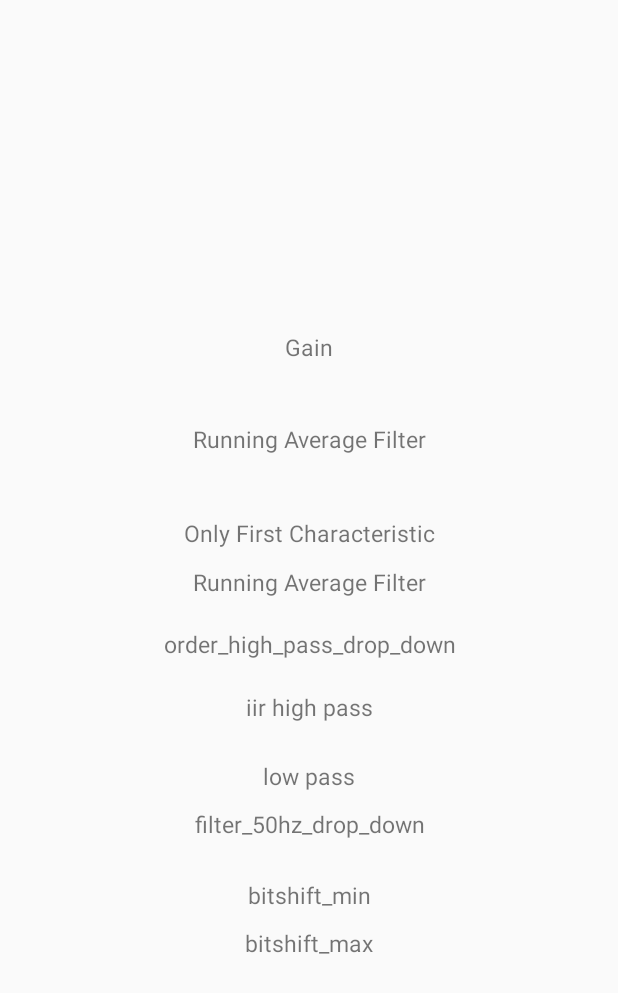
After one commit to adrocampos/EEG-Droid, an Android app: the layout traum_config_popup.xml on its own in the app's theme, with its tools: preview values and no code run, on a phone screen of 412 x 824 dp. The commit adds this screen. Shown: the top 993 px of the screen. Run offline under Robolectric (Android 15) with nearby library versions, the phone set to English and light mode, and no system bars.

Commit message:
Pressing Settings Opens a Popup Window with placeholder text

```diff
--- a/app/src/main/java/de/uni_osnabrueck/ikw/eegdroid/Record.java
+++ b/app/src/main/java/de/uni_osnabrueck/ikw/eegdroid/Record.java
@@ -11,15 +11,18 @@ import android.content.Intent;
 import android.content.IntentFilter;
 import android.content.ServiceConnection;
 import android.graphics.Color;
+import android.graphics.Rect;
 import android.os.Bundle;
 import android.os.Handler;
 import android.os.IBinder;
 import android.util.Log;
+import android.view.Gravity;
 import android.view.LayoutInflater;
 import android.view.Menu;
 import android.view.MenuItem;
 import android.view.View;
 import android.view.ViewStub;
+import android.view.Window;
 import android.widget.AdapterView;
 import android.widget.ArrayAdapter;
 import android.widget.CheckBox;
@@ -27,6 +30,8 @@ import android.widget.CompoundButton;
 import android.widget.EditText;
 import android.widget.ImageButton;
 import android.widget.LinearLayout;
+import android.widget.PopupMenu;
+import android.widget.PopupWindow;
 import android.widget.RelativeLayout;
 import android.widget.Spinner;
 import android.widget.TextView;
@@ -142,6 +147,10 @@ public class Record extends AppCompatActivity {
             if (mBluetoothLeService != null) mBluetoothLeService = null;
         }
     };
+
+    private AlertDialog.Builder dialogBuilder;
+    private AlertDialog dialog;
+
     private int selectedScale;
     private byte selectedScaleB = 0b00000000;
     private boolean recording = false;
@@ -636,6 +645,8 @@ public class Record extends AppCompatActivity {
             TraumschreiberService.initiateCentering();
         }
 
+        if (id==R.id.traumConfig) showTraumConfigMenu();
+
         return super.onOptionsItemSelected(item);
     }
 
@@ -677,6 +688,24 @@ public class Record extends AppCompatActivity {
         byte[] descVal = descriptor.getValue();
         String descValS = (descVal==BluetoothGattDescriptor.DISABLE_NOTIFICATION_VALUE) ? "NOTIFICATIONS DISABLED" : "NOTIFICATIONS ENABLED";
         Log.d(TAG, "Characteristic " + cId + " DESCRIPTOR VALUE: " + descValS);
+    }
+
+    public void showTraumConfigMenu(){
+
+        Rect displayRectangle = new Rect();
+        Window window = this.getWindow();
+        window.getDecorView().getWindowVisibleDisplayFrame(displayRectangle);
+
+        View traumConfigView = getLayoutInflater().inflate(R.layout.traum_config_popup, null);
+        traumConfigView.setMinimumWidth((int) (displayRectangle.width() * 0.9f));
+        traumConfigView.setMinimumHeight((int) (displayRectangle.height() * 0.9f));
+
+        dialogBuilder = new AlertDialog.Builder(this);
+        dialogBuilder.setView(traumConfigView);
+        dialog = dialogBuilder.create();
+        dialog.show();
+
+
     }
 
     @Override
@@ -1172,7 +1201,7 @@ public class Record extends AppCompatActivity {
 
     private void setConnectionStatus(boolean connected) {
         MenuItem menuItem = menu.findItem(R.id.scan);
-        MenuItem menuItemSettings = menu.findItem(R.id.traumSettings);
+        MenuItem menuItemSettings = menu.findItem(R.id.traumConfig);
         MenuItem menuItemNotify = menu.findItem(R.id.notify);
         MenuItem menuItemCast = menu.findItem(R.id.cast);
         MenuItem menuItemCentering = menu.findItem(R.id.centering);
--- /dev/null
+++ b/app/src/main/res/layout/traum_config_popup.xml
@@ -0,0 +1,153 @@
+<?xml version="1.0" encoding="utf-8"?>
+<androidx.constraintlayout.widget.ConstraintLayout xmlns:android="http://schemas.android.com/apk/res/android"
+    xmlns:app="http://schemas.android.com/apk/res-auto"
+    xmlns:tools="http://schemas.android.com/tools"
+    android:layout_height="match_parent"
+    android:layout_width="match_parent"
+    android:layout_weight=".9"
+    android:minHeight="1500px"
+    >
+
+
+    <TextView
+        android:id="@+id/gain_drop_down"
+        android:layout_width="0dp"
+        android:layout_height="wrap_content"
+        android:text="Gain"
+        android:textAlignment="center"
+        android:textSize="15dp"
+        app:layout_constraintBottom_toBottomOf="parent"
+        app:layout_constraintEnd_toEndOf="parent"
+        app:layout_constraintHorizontal_bias="0.0"
+        app:layout_constraintStart_toStartOf="parent"
+        app:layout_constraintTop_toTopOf="parent"
+        app:layout_constraintVertical_bias="0.275" />
+
+    <TextView
+        android:id="@+id/average_filter_switch"
+        android:layout_width="0dp"
+        android:layout_height="wrap_content"
+        android:text="Running Average Filter"
+        android:textAlignment="center"
+        android:textSize="15dp"
+        app:layout_constraintBottom_toBottomOf="parent"
+        app:layout_constraintEnd_toEndOf="parent"
+        app:layout_constraintHorizontal_bias="0.0"
+        app:layout_constraintStart_toStartOf="parent"
+        app:layout_constraintTop_toTopOf="parent"
+        app:layout_constraintVertical_bias="0.351" />
+
+    <TextView
+        android:id="@+id/one_characteristic_switch"
+        android:layout_width="0dp"
+        android:layout_height="wrap_content"
+        android:text="Only First Characteristic"
+        android:textAlignment="center"
+        android:textSize="15dp"
+        app:layout_constraintBottom_toBottomOf="parent"
+        app:layout_constraintEnd_toEndOf="parent"
+        app:layout_constraintHorizontal_bias="0.0"
+        app:layout_constraintStart_toStartOf="parent"
+        app:layout_constraintTop_toTopOf="parent"
+        app:layout_constraintVertical_bias="0.429" />
+
+    <TextView
+        android:id="@+id/dummy_switch"
+        android:layout_width="0dp"
+        android:layout_height="wrap_content"
+        android:text="Running Average Filter"
+        android:textAlignment="center"
+        android:textSize="15dp"
+        app:layout_constraintBottom_toBottomOf="parent"
+        app:layout_constraintEnd_toEndOf="parent"
+        app:layout_constraintHorizontal_bias="0.0"
+        app:layout_constraintStart_toStartOf="parent"
+        app:layout_constraintTop_toTopOf="parent"
+        app:layout_constraintVertical_bias="0.470" />
+
+    <TextView
+        android:id="@+id/order_high_pass_drop_down"
+        android:layout_width="0dp"
+        android:layout_height="wrap_content"
+        android:text="order_high_pass_drop_down"
+        android:textAlignment="center"
+        android:textSize="15dp"
+        app:layout_constraintBottom_toBottomOf="parent"
+        app:layout_constraintEnd_toEndOf="parent"
+        app:layout_constraintHorizontal_bias="0.0"
+        app:layout_constraintStart_toStartOf="parent"
+        app:layout_constraintTop_toTopOf="parent"
+        app:layout_constraintVertical_bias="0.522" />
+
+    <TextView
+        android:id="@+id/iir_high_pass_drop_down"
+        android:layout_width="0dp"
+        android:layout_height="wrap_content"
+        android:text="iir high pass"
+        android:textAlignment="center"
+        android:textSize="15dp"
+        app:layout_constraintBottom_toBottomOf="parent"
+        app:layout_constraintEnd_toEndOf="parent"
+        app:layout_constraintHorizontal_bias="0.0"
+        app:layout_constraintStart_toStartOf="parent"
+        app:layout_constraintTop_toTopOf="parent"
+        app:layout_constraintVertical_bias="0.574" />
+
+    <TextView
+        android:id="@+id/low_pass_drop_down"
+        android:layout_width="0dp"
+        android:layout_height="wrap_content"
+        android:text="low pass"
+        android:textAlignment="center"
+        android:textSize="15dp"
+        app:layout_constraintBottom_toBottomOf="parent"
+        app:layout_constraintEnd_toEndOf="parent"
+        app:layout_constraintHorizontal_bias="0.0"
+        app:layout_constraintStart_toStartOf="parent"
+        app:layout_constraintTop_toTopOf="parent"
+        app:layout_constraintVertical_bias="0.631" />
+
+    <TextView
+        android:id="@+id/filter_50hz_drop_down"
+        android:layout_width="0dp"
+        android:layout_height="wrap_content"
+        android:text="filter_50hz_drop_down"
+        android:textAlignment="center"
+        android:textSize="15dp"
+        app:layout_constraintBottom_toBottomOf="parent"
+        app:layout_constraintEnd_toEndOf="parent"
+        app:layout_constraintHorizontal_bias="0.0"
+        app:layout_constraintStart_toStartOf="parent"
+        app:layout_constraintTop_toTopOf="parent"
+        app:layout_constraintVertical_bias="0.671" />
+
+    <TextView
+        android:id="@+id/bitshift_min"
+        android:layout_width="0dp"
+        android:layout_height="wrap_content"
+        android:text="bitshift_min"
+        android:textAlignment="center"
+        android:textSize="15dp"
+        app:layout_constraintBottom_toBottomOf="parent"
+        app:layout_constraintEnd_toEndOf="parent"
+        app:layout_constraintHorizontal_bias="0.0"
+        app:layout_constraintStart_toStartOf="parent"
+        app:layout_constraintTop_toTopOf="parent"
+        app:layout_constraintVertical_bias="0.730" />
+
+    <TextView
+        android:id="@+id/bitshift_max"
+        android:layout_width="0dp"
+        android:layout_height="wrap_content"
+        android:text="bitshift_max"
+        android:textAlignment="center"
+        android:textSize="15dp"
+        app:layout_constraintBottom_toBottomOf="parent"
+        app:layout_constraintEnd_toEndOf="parent"
+        app:layout_constraintHorizontal_bias="0.0"
+        app:layout_constraintStart_toStartOf="parent"
+        app:layout_constraintTop_toTopOf="parent"
+        app:layout_constraintVertical_bias="0.770" />
+
+
+</androidx.constraintlayout.widget.ConstraintLayout>
--- a/app/src/main/res/menu/bluetooth_connect.xml
+++ b/app/src/main/res/menu/bluetooth_connect.xml
@@ -26,7 +26,7 @@
         app:showAsAction="ifRoom" />
 
     <item
-        android:id="@+id/traumSettings"
+        android:id="@+id/traumConfig"
         android:icon="@drawable/ic_baseline_settings_24"
         android:title="Settings"
         android:visible="false"
```
